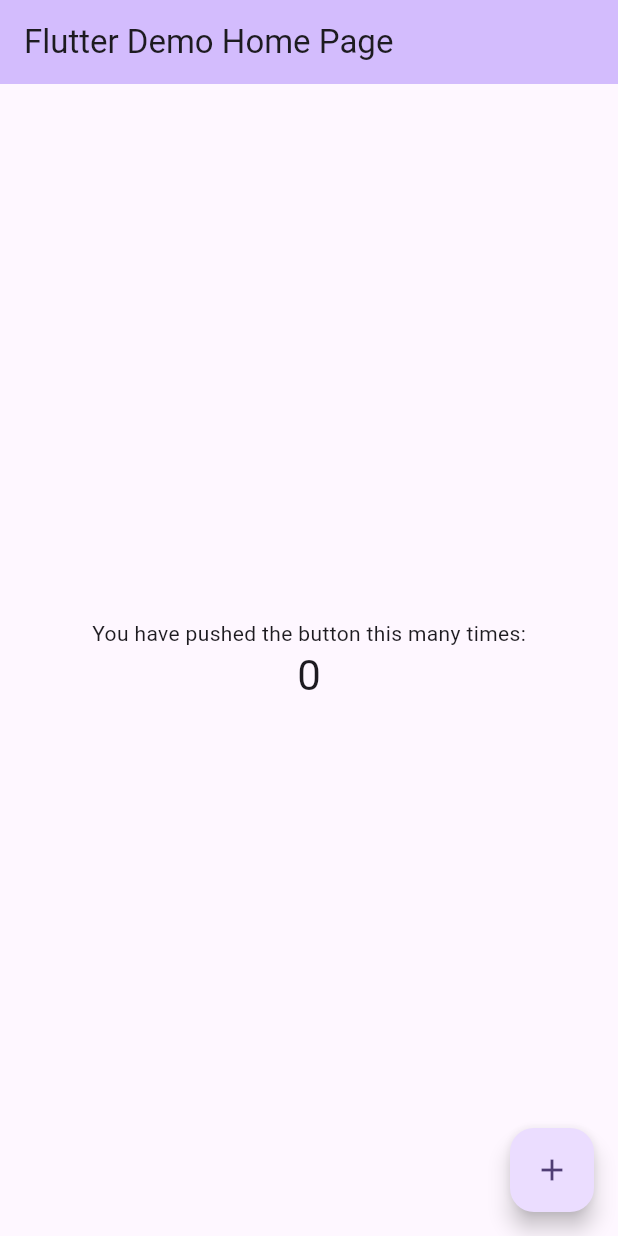
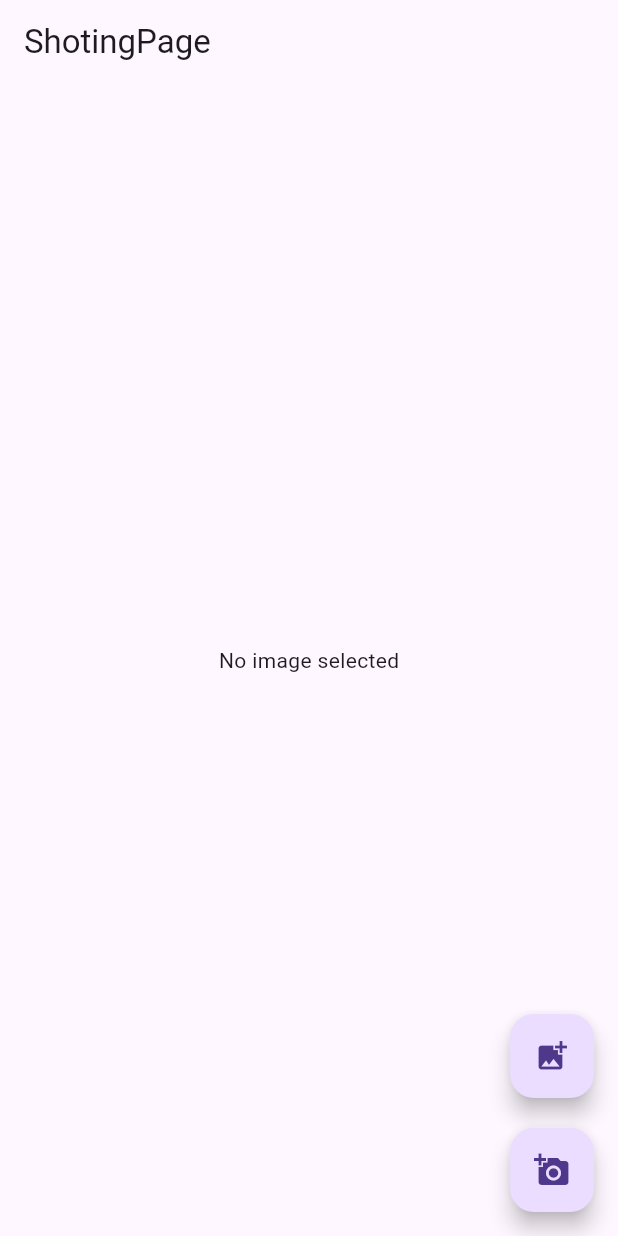
Before and after one commit to Yukihito-Nakaya/sample-flutter-lpr-api, a Flutter app: the screen it shows after launch, on a phone screen of 412 x 824 dp. Run offline on Flutter 3.47's test engine with Material 3 defaults, Android fonts, the phone set to English and light mode, and no system bars; our stand-ins replace image_picker.

```diff
--- a/lib/main.dart
+++ b/lib/main.dart
@@ -1,125 +1,143 @@
+import 'dart:io';
 import 'package:flutter/material.dart';
+import 'package:image_picker/image_picker.dart';
+import 'package:path_provider/path_provider.dart';
 
 void main() {
-  runApp(const MyApp());
+  runApp(SampleApp());
 }
 
-class MyApp extends StatelessWidget {
-  const MyApp({super.key});
-
-  // This widget is the root of your application.
+class SampleApp extends StatelessWidget{
   @override
-  Widget build(BuildContext context) {
+  Widget build(BuildContext context){
     return MaterialApp(
-      title: 'Flutter Demo',
-      theme: ThemeData(
-        // This is the theme of your application.
-        //
-        // TRY THIS: Try running your application with "flutter run". You'll see
-        // the application has a blue toolbar. Then, without quitting the app,
-        // try changing the seedColor in the colorScheme below to Colors.green
-        // and then invoke "hot reload" (save your changes or press the "hot
-        // reload" button in a Flutter-supported IDE, or press "r" if you used
-        // the command line to start the app).
-        //
-        // Notice that the counter didn't reset back to zero; the application
-        // state is not lost during the reload. To reset the state, use hot
-        // restart instead.
-        //
-        // This works for code too, not just values: Most code changes can be
-        // tested with just a hot reload.
-        colorScheme: ColorScheme.fromSeed(seedColor: Colors.deepPurple),
-        useMaterial3: true,
-      ),
-      home: const MyHomePage(title: 'Flutter Demo Home Page'),
+      debugShowCheckedModeBanner: false,
+      title: 'Sensing API LPR API',
+      home: SampleFlutterLprApi(),
     );
   }
 }
 
-class MyHomePage extends StatefulWidget {
-  const MyHomePage({super.key, required this.title});
-
-  // This widget is the home page of your application. It is stateful, meaning
-  // that it has a State object (defined below) that contains fields that affect
-  // how it looks.
-
-  // This class is the configuration for the state. It holds the values (in this
-  // case the title) provided by the parent (in this case the App widget) and
-  // used by the build method of the State. Fields in a Widget subclass are
-  // always marked "final".
-
-  final String title;
-
+class SampleFlutterLprApi extends StatelessWidget{
   @override
-  State<MyHomePage> createState() => _MyHomePageState();
+  Widget build(BuildContext context){
+    return Scaffold(
+      body: TakePictureScreen(),
+    );
+  }
 }
 
-class _MyHomePageState extends State<MyHomePage> {
-  int _counter = 0;
+class TakePictureScreen extends StatefulWidget {
+  @override
+  TakePictureScreenState createState() => TakePictureScreenState();
+}
 
-  void _incrementCounter() {
+class TakePictureScreenState extends State<TakePictureScreen>{
+  File? _imageFile;
+  Size? _imageSize;
+
+  // List _recognitionResults = [];
+  final ImagePicker _picker = ImagePicker();
+  String _imagePath = '';
+  String _imageSave = '';
+
+  _setImagePath() async {
+    _imagePath = (await getApplicationDocumentsDirectory()).path;
+  }
+
+
+
+  void _getLicenseplate(ImageSource imageSource)async {
     setState(() {
-      // This call to setState tells the Flutter framework that something has
-      // changed in this State, which causes it to rerun the build method below
-      // so that the display can reflect the updated values. If we changed
-      // _counter without calling setState(), then the build method would not be
-      // called again, and so nothing would appear to happen.
-      _counter++;
+      _imageFile = null;
+      _imageSize = null;
+
+    });
+
+    final XFile? pickedImage = await _picker.pickImage(
+        source: imageSource,
+        maxWidth: 1980,
+        maxHeight: 1080,
+        imageQuality: 100
+    );
+
+    final File? imageFile = File(pickedImage!.path);
+
+
+
+    if (imageFile != null) {
+      _setImagePath();
+      _getImageSize(imageFile);
+
+
+    }
+
+    setState(() {
+      _imageFile = imageFile;
+      _imageSave = pickedImage.path;
     });
   }
 
+  void _getImageSize(File imageFile) {
+    final Image image = Image.file(imageFile);
+
+    image.image.resolve(ImageConfiguration()).addListener(
+        ImageStreamListener((ImageInfo info, bool _) {
+          setState(() {
+            _imageSize = Size(
+              info.image.width.toDouble(),
+              info.image.height.toDouble(),
+            );
+          });
+        })
+    );
+  }
+
+
+  Widget _makeImage() {
+    return Container(
+      constraints: BoxConstraints.expand(),
+      decoration: BoxDecoration(
+        image: DecorationImage(
+          image: Image.file(_imageFile!).image,
+          fit: BoxFit.contain,
+        ),
+      ),
+    );
+  }
   @override
-  Widget build(BuildContext context) {
-    // This method is rerun every time setState is called, for instance as done
-    // by the _incrementCounter method above.
-    //
-    // The Flutter framework has been optimized to make rerunning build methods
-    // fast, so that you can just rebuild anything that needs updating rather
-    // than having to individually change instances of widgets.
+  Widget build(BuildContext context){
     return Scaffold(
       appBar: AppBar(
-        // TRY THIS: Try changing the color here to a specific color (to
-        // Colors.amber, perhaps?) and trigger a hot reload to see the AppBar
-        // change color while the other colors stay the same.
-        backgroundColor: Theme.of(context).colorScheme.inversePrimary,
-        // Here we take the value from the MyHomePage object that was created by
-        // the App.build method, and use it to set our appbar title.
-        title: Text(widget.title),
+        title: Text("ShotingPage"),
       ),
-      body: Center(
-        // Center is a layout widget. It takes a single child and positions it
-        // in the middle of the parent.
-        child: Column(
-          // Column is also a layout widget. It takes a list of children and
-          // arranges them vertically. By default, it sizes itself to fit its
-          // children horizontally, and tries to be as tall as its parent.
-          //
-          // Column has various properties to control how it sizes itself and
-          // how it positions its children. Here we use mainAxisAlignment to
-          // center the children vertically; the main axis here is the vertical
-          // axis because Columns are vertical (the cross axis would be
-          // horizontal).
-          //
-          // TRY THIS: Invoke "debug painting" (choose the "Toggle Debug Paint"
-          // action in the IDE, or press "p" in the console), to see the
-          // wireframe for each widget.
-          mainAxisAlignment: MainAxisAlignment.center,
-          children: <Widget>[
-            const Text(
-              'You have pushed the button this many times:',
-            ),
-            Text(
-              '$_counter',
-              style: Theme.of(context).textTheme.headlineMedium,
-            ),
-          ],
-        ),
+      body: _imageFile == null
+          ? Center(child: Text("No image selected"))
+          : _makeImage(),
+      floatingActionButton: Column(
+        mainAxisAlignment: MainAxisAlignment.end,
+        children: <Widget>[
+          FloatingActionButton(
+            heroTag: "hero1",
+            onPressed:(){_getLicenseplate(ImageSource.gallery);} ,
+            tooltip: "Select Image",
+            child: Icon(Icons.add_photo_alternate),
+          ),
+          Padding(padding: EdgeInsets.all(10.0)),
+          FloatingActionButton(
+            heroTag: "hero2",
+            onPressed:(){_getLicenseplate(ImageSource.camera);} ,
+            tooltip: "Take Photo",
+            child: Icon(Icons.add_a_photo),
+          ),
+        ],
       ),
-      floatingActionButton: FloatingActionButton(
-        onPressed: _incrementCounter,
-        tooltip: 'Increment',
-        child: const Icon(Icons.add),
-      ), // This trailing comma makes auto-formatting nicer for build methods.
     );
   }
+
+
+  @override
+  void dispose() {
+    super.dispose();
+  }
 }
--- a/pubspec.yaml
+++ b/pubspec.yaml
@@ -35,6 +35,9 @@ dependencies:
   # The following adds the Cupertino Icons font to your application.
   # Use with the CupertinoIcons class for iOS style icons.
   cupertino_icons: ^1.0.2
+  image_picker: ^1.0.4
+  path_provider: ^2.1.1
+  http: ^1.1.0
 
 dev_dependencies:
   flutter_test:
```
Also changed, not shown: pubspec.lock, 2 other files.
